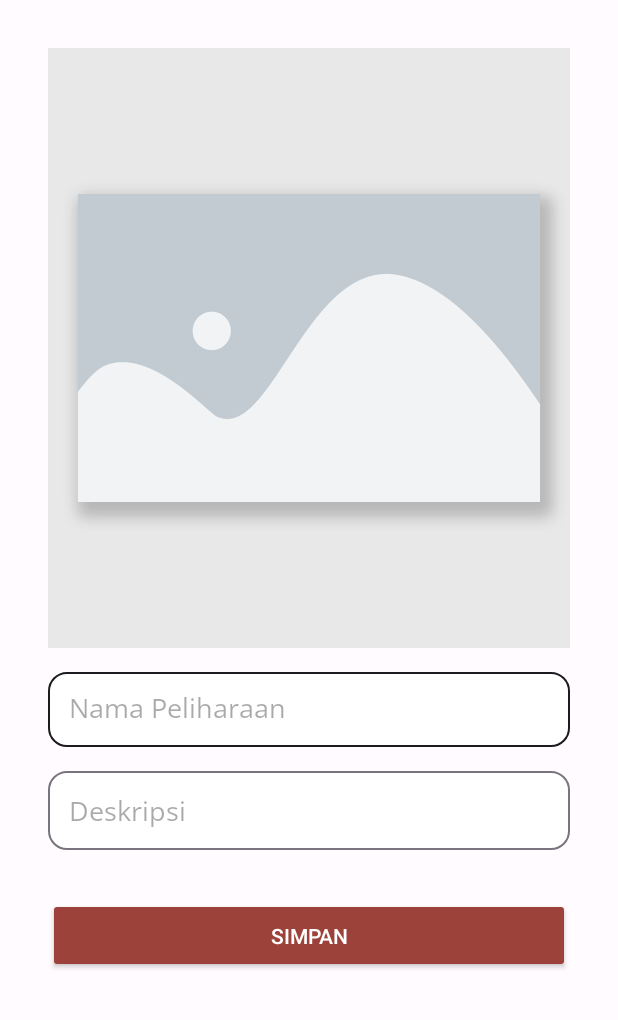
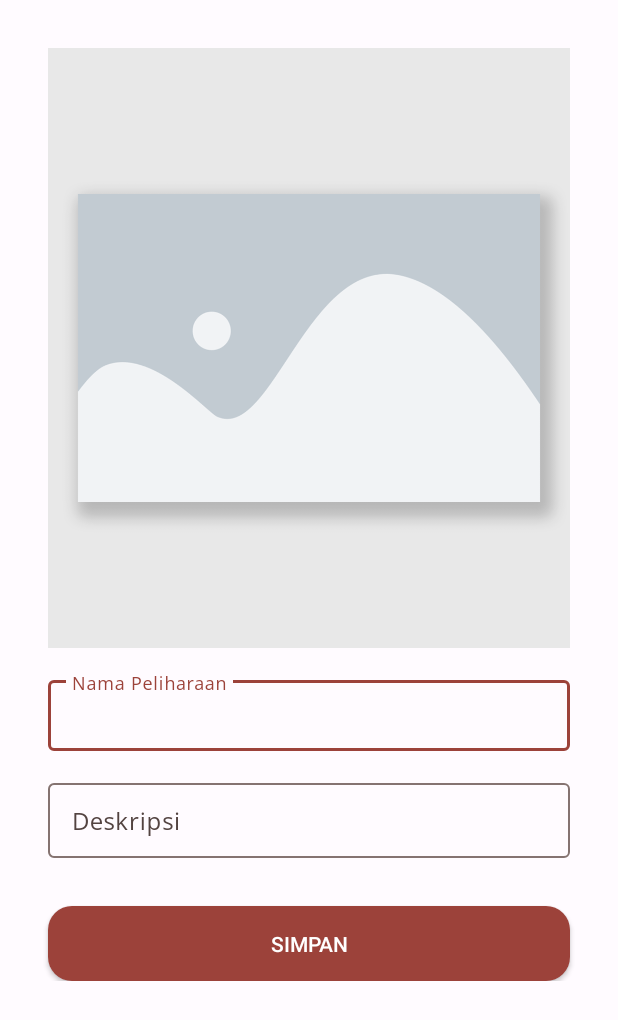
Before and after one commit to ergegananputra/PPPB_pertemuan12, an Android app: the layout activity_edit.xml on its own in the app's theme, with its tools: preview values and no code run, on a phone screen of 412 x 824 dp. Shown: the top 1020 px of the screen. Run offline under Robolectric (Android 15) with nearby library versions, the phone set to English and light mode, and no system bars; Roboto replaces fonts that are not available here.

Commit message:
Optimizing Import

```diff
--- a/app/src/main/java/com/latihanbyrg/tugaspertemuan12/CatViewModel.kt
+++ b/app/src/main/java/com/latihanbyrg/tugaspertemuan12/CatViewModel.kt
@@ -8,7 +8,6 @@ import androidx.lifecycle.ViewModel
 import androidx.lifecycle.ViewModelProvider
 import androidx.lifecycle.asLiveData
 import androidx.lifecycle.viewModelScope
-import com.latihanbyrg.tugaspertemuan12.api.ApiService
 import com.latihanbyrg.tugaspertemuan12.database.model.CatTable
 import com.latihanbyrg.tugaspertemuan12.model.Cat
 import com.latihanbyrg.tugaspertemuan12.repository.Repository
--- a/app/src/main/java/com/latihanbyrg/tugaspertemuan12/MainActivity.kt
+++ b/app/src/main/java/com/latihanbyrg/tugaspertemuan12/MainActivity.kt
@@ -5,7 +5,6 @@ import androidx.appcompat.app.AppCompatActivity
 import android.os.Bundle
 import android.view.Window
 import android.view.WindowManager
-import androidx.activity.viewModels
 import androidx.appcompat.app.AlertDialog
 import androidx.core.view.WindowInsetsCompat
 import androidx.core.view.WindowInsetsControllerCompat
--- a/app/src/main/java/com/latihanbyrg/tugaspertemuan12/adapter/CatTableAdapter.kt
+++ b/app/src/main/java/com/latihanbyrg/tugaspertemuan12/adapter/CatTableAdapter.kt
@@ -7,7 +7,6 @@ import com.bumptech.glide.Glide
 import com.latihanbyrg.tugaspertemuan12.R
 import com.latihanbyrg.tugaspertemuan12.database.model.CatTable
 import com.latihanbyrg.tugaspertemuan12.databinding.ItemCatBinding
-import com.latihanbyrg.tugaspertemuan12.model.Cat
 
 
 typealias CatListener = (CatTable) -> Unit
--- a/app/src/main/java/com/latihanbyrg/tugaspertemuan12/database/controller/CatTableDao.kt
+++ b/app/src/main/java/com/latihanbyrg/tugaspertemuan12/database/controller/CatTableDao.kt
@@ -1,6 +1,5 @@
 package com.latihanbyrg.tugaspertemuan12.database.controller
 
-import androidx.lifecycle.LiveData
 import androidx.room.Dao
 import androidx.room.Delete
 import androidx.room.Insert
--- a/app/src/main/java/com/latihanbyrg/tugaspertemuan12/repository/Repository.kt
+++ b/app/src/main/java/com/latihanbyrg/tugaspertemuan12/repository/Repository.kt
@@ -2,7 +2,6 @@ package com.latihanbyrg.tugaspertemuan12.repository
 
 
 import android.util.Log
-import androidx.lifecycle.LiveData
 import androidx.lifecycle.MutableLiveData
 import com.latihanbyrg.tugaspertemuan12.api.ApiClient
 import com.latihanbyrg.tugaspertemuan12.api.ApiService
--- a/app/src/main/res/drawable/baseline_bookmark_24.xml
+++ b/app/src/main/res/drawable/baseline_bookmark_24.xml
@@ -1,4 +1,4 @@
-<vector android:height="24dp" android:tint="#000000"
+<vector android:height="24dp" android:tint="?attr/colorAccent"
     android:viewportHeight="24" android:viewportWidth="24"
     android:width="24dp" xmlns:android="http://schemas.android.com/apk/res/android">
     <path android:fillColor="@android:color/white" android:pathData="M17,3H7c-1.1,0 -1.99,0.9 -1.99,2L5,21l7,-3 7,3V5c0,-1.1 -0.9,-2 -2,-2z"/>
--- a/app/src/main/res/drawable/baseline_bookmark_border_24.xml
+++ b/app/src/main/res/drawable/baseline_bookmark_border_24.xml
@@ -1,4 +1,4 @@
-<vector android:height="24dp" android:tint="#000000"
+<vector android:height="24dp" android:tint="?attr/colorAccent"
     android:viewportHeight="24" android:viewportWidth="24"
     android:width="24dp" xmlns:android="http://schemas.android.com/apk/res/android">
     <path android:fillColor="@android:color/white" android:pathData="M17,3L7,3c-1.1,0 -1.99,0.9 -1.99,2L5,21l7,-3 7,3L19,5c0,-1.1 -0.9,-2 -2,-2zM17,18l-5,-2.18L7,18L7,5h10v13z"/>
--- /dev/null
+++ b/app/src/main/res/drawable/rounded_button.xml
@@ -0,0 +1,5 @@
+<?xml version="1.0" encoding="utf-8"?>
+<shape xmlns:android="http://schemas.android.com/apk/res/android">
+    <solid android:color="?attr/colorPrimary" />
+    <corners android:radius="16dp" />
+</shape>
--- a/app/src/main/res/layout/activity_edit.xml
+++ b/app/src/main/res/layout/activity_edit.xml
@@ -32,37 +32,54 @@
                 app:layout_constraintStart_toStartOf="parent"
                 app:layout_constraintTop_toTopOf="parent" />
 
-            <EditText
+            <com.google.android.material.textfield.TextInputLayout
+                android:id="@+id/edit_text_nama_peliharaan_container"
+                android:layout_width="match_parent"
+                android:layout_height="wrap_content"
+                android:layout_marginStart="32dp"
+                android:layout_marginTop="16dp"
+                android:layout_marginEnd="32dp"
+                app:layout_constraintEnd_toEndOf="parent"
+                app:layout_constraintStart_toStartOf="parent"
+                app:layout_constraintTop_toBottomOf="@+id/image_view_thumbnail">
+
+                <com.google.android.material.textfield.TextInputEditText
                     android:id="@+id/edit_text_nama_peliharaan"
-                android:paddingHorizontal="14dp"
-                android:paddingVertical="14dp"
-                android:layout_width="0dp"
-                android:layout_height="50dp"
-                android:layout_marginTop="16dp"
-                android:background="@drawable/edit_text_rounded_rectangle"
+                    android:layout_width="match_parent"
+                    android:layout_height="wrap_content"
                     android:fontFamily="@font/open_sans"
                     android:hint="Nama Peliharaan"
+                    style="@style/ThemeOverlay.Material3.TextInputEditText.OutlinedBox"
                     android:maxLines="1"
+                    android:paddingHorizontal="14dp"
+                    android:paddingVertical="14dp" />
+
+            </com.google.android.material.textfield.TextInputLayout>
+
+            <com.google.android.material.textfield.TextInputLayout
+                android:id="@+id/edit_text_deskripsi_container"
+                android:layout_width="match_parent"
+                android:layout_height="wrap_content"
+                android:layout_marginStart="32dp"
+                android:layout_marginTop="16dp"
+                android:layout_marginEnd="32dp"
                 app:layout_constraintEnd_toEndOf="@+id/image_view_thumbnail"
                 app:layout_constraintStart_toStartOf="@+id/image_view_thumbnail"
-                app:layout_constraintTop_toBottomOf="@+id/image_view_thumbnail" />
+                app:layout_constraintTop_toBottomOf="@+id/edit_text_nama_peliharaan_container">
 
-
-            <EditText
+                <com.google.android.material.textfield.TextInputEditText
                     android:id="@+id/edit_text_deskripsi"
-                android:paddingVertical="14dp"
-                android:paddingHorizontal="14dp"
-                android:layout_width="0dp"
+                    android:layout_width="match_parent"
                     android:layout_height="wrap_content"
                     android:minHeight="50dp"
-                android:layout_marginTop="16dp"
-                android:background="@drawable/edit_text_rounded_rectangle"
                     android:fontFamily="@font/open_sans"
                     android:hint="Deskripsi"
+                    style="@style/ThemeOverlay.Material3.TextInputEditText.OutlinedBox"
                     android:inputType="textMultiLine"
-                app:layout_constraintEnd_toEndOf="@+id/image_view_thumbnail"
-                app:layout_constraintStart_toStartOf="@+id/image_view_thumbnail"
-                app:layout_constraintTop_toBottomOf="@+id/edit_text_nama_peliharaan" />
+                    android:paddingHorizontal="14dp"
+                    android:paddingVertical="14dp" />
+
+            </com.google.android.material.textfield.TextInputLayout>
 
 
             <androidx.appcompat.widget.AppCompatButton
@@ -70,13 +87,13 @@
                 android:layout_width="0dp"
                 android:layout_height="50dp"
                 android:layout_marginTop="32dp"
-                android:backgroundTint="?attr/colorPrimary"
                 android:elevation="4dp"
                 android:text="Simpan"
                 android:textColor="?attr/colorOnPrimary"
-                app:layout_constraintEnd_toEndOf="@+id/edit_text_deskripsi"
-                app:layout_constraintStart_toStartOf="@+id/edit_text_deskripsi"
-                app:layout_constraintTop_toBottomOf="@+id/edit_text_deskripsi" />
+                android:background="@drawable/rounded_button"
+                app:layout_constraintEnd_toEndOf="@+id/edit_text_deskripsi_container"
+                app:layout_constraintStart_toStartOf="@+id/edit_text_deskripsi_container"
+                app:layout_constraintTop_toBottomOf="@+id/edit_text_deskripsi_container" />
 
 
         </androidx.constraintlayout.widget.ConstraintLayout>
```
Also changed, not shown: app/src/main/java/com/latihanbyrg/tugaspertemuan12/BookmarkFragment.kt (+12 -6 lines), app/src/main/java/com/latihanbyrg/tugaspertemuan12/EditActivity.kt (+19 -0 lines), app/src/main/java/com/latihanbyrg/tugaspertemuan12/ExplorerFragment.kt (+5 -8 lines), app/src/main/res/layout/fragment_bookmark.xml (+28 -0 lines), app/src/main/res/drawable-nodpi/lonely_cat.png (added). Lines whose indentation alone changed are shown as unchanged.
